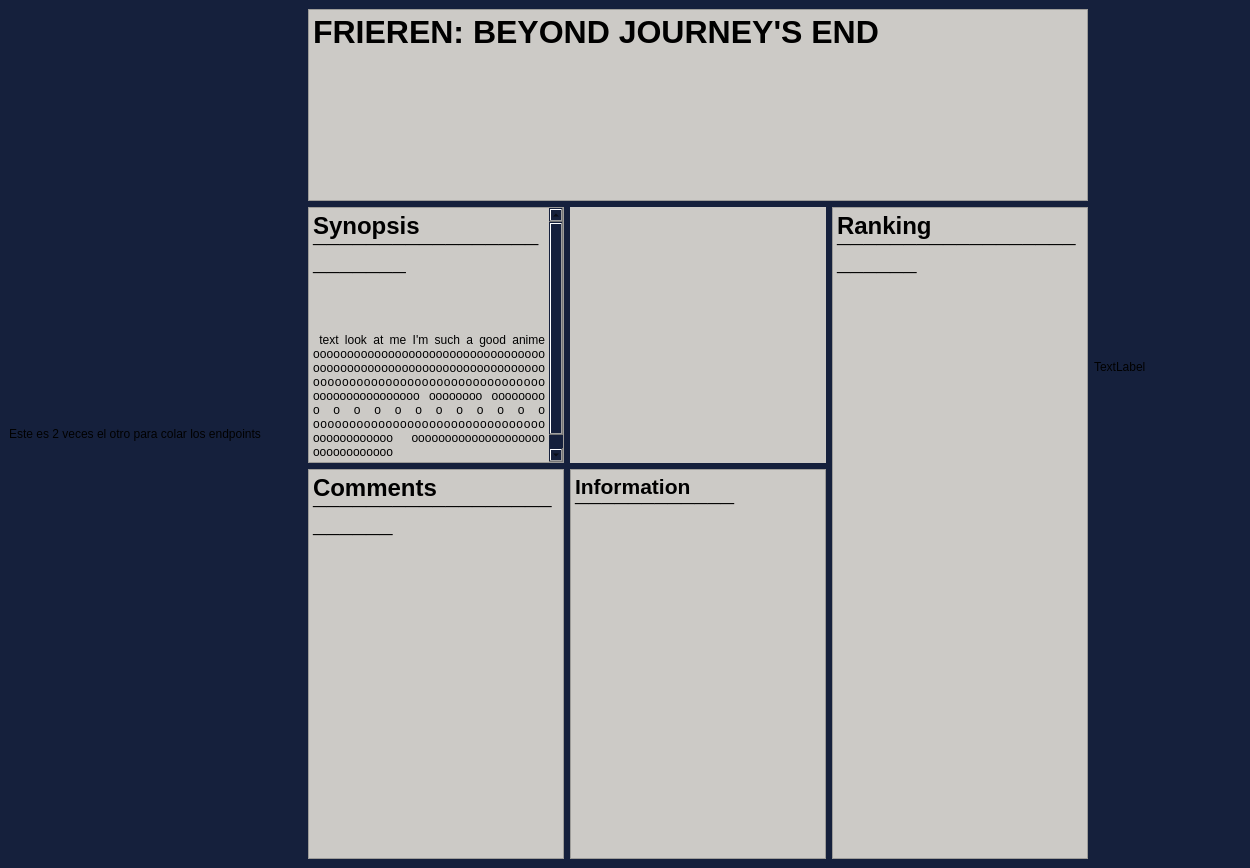
Old version of the form mangaPage.ui in the repository rmungar/PersistenciaDIN.
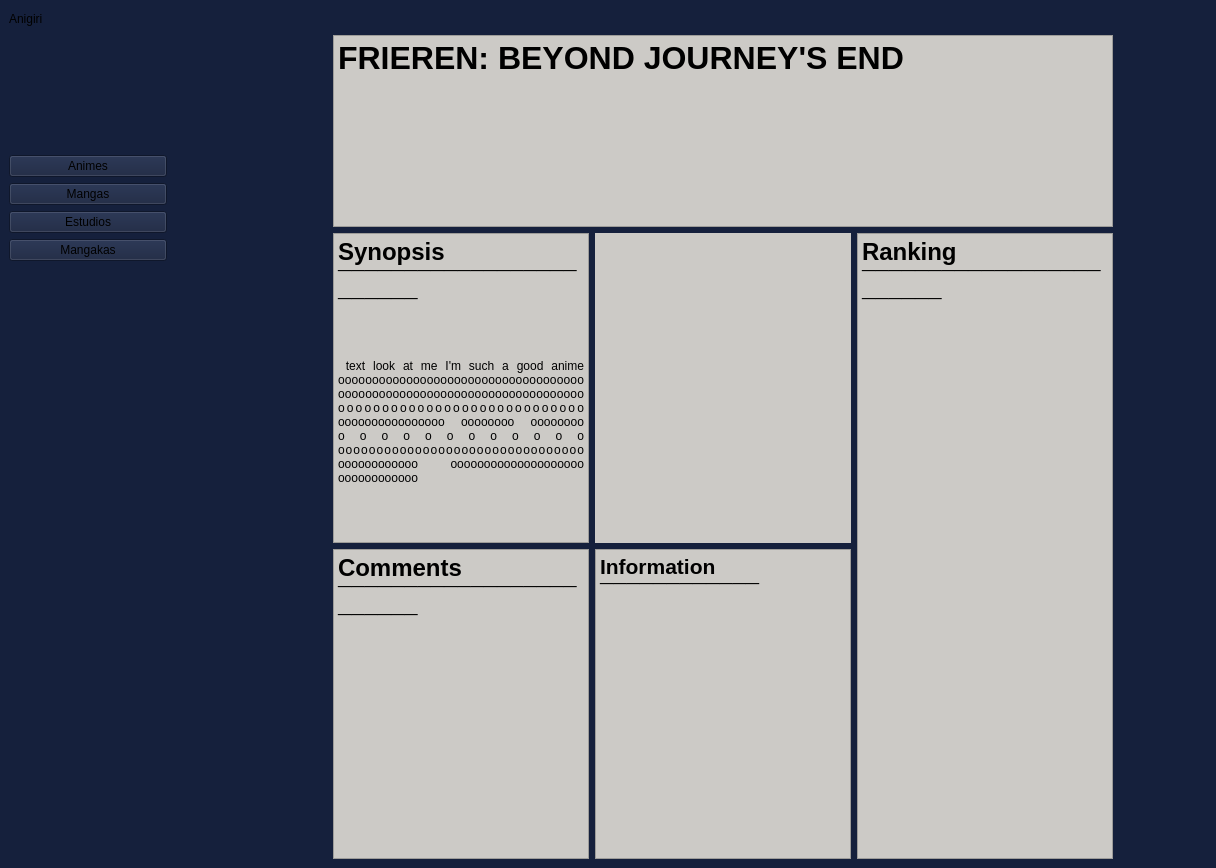
New version of the form. Icons and pictures are not drawn.

Patch:
```diff
--- a/mangaPage.ui
+++ b/mangaPage.ui
@@ -6,7 +6,7 @@
    <rect>
     <x>0</x>
     <y>0</y>
-    <width>1250</width>
+    <width>1216</width>
     <height>868</height>
    </rect>
   </property>
@@ -23,47 +23,221 @@
      <verstretch>0</verstretch>
     </sizepolicy>
    </property>
-   <layout class="QVBoxLayout" name="verticalLayout">
-    <item>
-     <layout class="QGridLayout" name="gridLayout_2" rowstretch="1,0,0,0,0,0" columnstretch="2,0,0,0,0,1">
-      <item row="3" column="2" rowspan="3" colspan="2">
-       <widget class="QTextEdit" name="information">
-        <property name="styleSheet">
-         <string notr="true">background-color: #cccac6</string>
+   <layout class="QGridLayout" name="gridLayout_4">
+    <item row="1" column="0" colspan="2">
+     <layout class="QGridLayout" name="gridEndpoints">
+      <item row="7" column="0">
+       <spacer name="verticalSpacer_4">
+        <property name="orientation">
+         <enum>Qt::Orientation::Vertical</enum>
         </property>
-        <property name="html">
-         <string>&lt;!DOCTYPE HTML PUBLIC &quot;-//W3C//DTD HTML 4.0//EN&quot; &quot;http://www.w3.org/TR/REC-html40/strict.dtd&quot;&gt;
-&lt;html&gt;&lt;head&gt;&lt;meta name=&quot;qrichtext&quot; content=&quot;1&quot; /&gt;&lt;meta charset=&quot;utf-8&quot; /&gt;&lt;style type=&quot;text/css&quot;&gt;
-p, li { white-space: pre-wrap; }
-hr { height: 1px; border-width: 0; }
-li.unchecked::marker { content: &quot;\2610&quot;; }
-li.checked::marker { content: &quot;\2612&quot;; }
-&lt;/style&gt;&lt;/head&gt;&lt;body style=&quot; font-family:'Segoe UI'; font-size:9pt; font-weight:400; font-style:normal;&quot;&gt;
-&lt;p style=&quot; margin-top:0px; margin-bottom:0px; margin-left:0px; margin-right:0px; -qt-block-indent:0; text-indent:0px;&quot;&gt;&lt;span style=&quot; font-size:16pt; font-weight:700;&quot;&gt;Information&lt;/span&gt;&lt;/p&gt;
-&lt;p style=&quot; margin-top:0px; margin-bottom:0px; margin-left:0px; margin-right:0px; -qt-block-indent:0; text-indent:0px;&quot;&gt;&lt;a name=&quot;post-title-t3_li8zpf&quot;&gt;&lt;/a&gt;&lt;span style=&quot; font-family:'-apple-system','BlinkMacSystemFont','Segoe UI','Roboto','Helvetica Neue','Arial','Apple Color Emoji','Segoe UI Emoji','Segoe UI Symbol','sans-serif'; font-size:xx-large; font-weight:600; color:#000000;&quot;&gt;¯&lt;/span&gt;&lt;span style=&quot; font-family:'-apple-system','BlinkMacSystemFont','Segoe UI','Roboto','Helvetica Neue','Arial','Apple Color Emoji','Segoe UI Emoji','Segoe UI Symbol','sans-serif'; font-size:xx-large; font-weight:600; color:#000000;&quot;&gt;¯¯¯¯¯¯¯¯¯¯¯&lt;/span&gt;&lt;/p&gt;
-&lt;p style=&quot;-qt-paragraph-type:empty; margin-top:0px; margin-bottom:0px; margin-left:0px; margin-right:0px; -qt-block-indent:0; text-indent:0px;&quot;&gt;&lt;br /&gt;&lt;/p&gt;&lt;/body&gt;&lt;/html&gt;</string>
+        <property name="sizeHint" stdset="0">
+         <size>
+          <width>20</width>
+          <height>40</height>
+         </size>
         </property>
+       </spacer>
+      </item>
+      <item row="5" column="1">
+       <spacer name="horizontalSpacer_7">
+        <property name="orientation">
+         <enum>Qt::Orientation::Horizontal</enum>
+        </property>
+        <property name="sizeHint" stdset="0">
+         <size>
+          <width>40</width>
+          <height>20</height>
+         </size>
+        </property>
+       </spacer>
+      </item>
+      <item row="5" column="3">
+       <spacer name="horizontalSpacer_5">
+        <property name="orientation">
+         <enum>Qt::Orientation::Horizontal</enum>
+        </property>
+        <property name="sizeHint" stdset="0">
+         <size>
+          <width>40</width>
+          <height>20</height>
+         </size>
+        </property>
+       </spacer>
+      </item>
+      <item row="5" column="5">
+       <spacer name="horizontalSpacer_4">
+        <property name="orientation">
+         <enum>Qt::Orientation::Horizontal</enum>
+        </property>
+        <property name="sizeHint" stdset="0">
+         <size>
+          <width>40</width>
+          <height>20</height>
+         </size>
+        </property>
+       </spacer>
+      </item>
+      <item row="0" column="0">
+       <spacer name="verticalSpacer_2">
+        <property name="orientation">
+         <enum>Qt::Orientation::Vertical</enum>
+        </property>
+        <property name="sizeHint" stdset="0">
+         <size>
+          <width>20</width>
+          <height>40</height>
+         </size>
+        </property>
+       </spacer>
+      </item>
+      <item row="5" column="6">
+       <spacer name="horizontalSpacer_6">
+        <property name="orientation">
+         <enum>Qt::Orientation::Horizontal</enum>
+        </property>
+        <property name="sizeHint" stdset="0">
+         <size>
+          <width>40</width>
+          <height>20</height>
+         </size>
+        </property>
+       </spacer>
+      </item>
+      <item row="5" column="7">
+       <spacer name="horizontalSpacer_3">
+        <property name="orientation">
+         <enum>Qt::Orientation::Horizontal</enum>
+        </property>
+        <property name="sizeHint" stdset="0">
+         <size>
+          <width>40</width>
+          <height>20</height>
+         </size>
+        </property>
+       </spacer>
+      </item>
+      <item row="8" column="0">
+       <spacer name="verticalSpacer_3">
+        <property name="orientation">
+         <enum>Qt::Orientation::Vertical</enum>
+        </property>
+        <property name="sizeHint" stdset="0">
+         <size>
+          <width>20</width>
+          <height>40</height>
+         </size>
+        </property>
+       </spacer>
+      </item>
+      <item row="5" column="0">
+       <spacer name="verticalSpacer_6">
+        <property name="orientation">
+         <enum>Qt::Orientation::Vertical</enum>
+        </property>
+        <property name="sizeHint" stdset="0">
+         <size>
+          <width>20</width>
+          <height>40</height>
+         </size>
+        </property>
+       </spacer>
+      </item>
+      <item row="5" column="4">
+       <spacer name="horizontalSpacer_8">
+        <property name="orientation">
+         <enum>Qt::Orientation::Horizontal</enum>
+        </property>
+        <property name="sizeHint" stdset="0">
+         <size>
+          <width>40</width>
+          <height>20</height>
+         </size>
+        </property>
+       </spacer>
+      </item>
+      <item row="9" column="0">
+       <spacer name="verticalSpacer">
+        <property name="orientation">
+         <enum>Qt::Orientation::Vertical</enum>
+        </property>
+        <property name="sizeHint" stdset="0">
+         <size>
+          <width>20</width>
+          <height>40</height>
+         </size>
+        </property>
+       </spacer>
+      </item>
+      <item row="6" column="0">
+       <spacer name="verticalSpacer_5">
+        <property name="orientation">
+         <enum>Qt::Orientation::Vertical</enum>
+        </property>
+        <property name="sizeHint" stdset="0">
+         <size>
+          <width>20</width>
+          <height>40</height>
+         </size>
+        </property>
+       </spacer>
+      </item>
+      <item row="5" column="2">
+       <spacer name="horizontalSpacer_9">
+        <property name="orientation">
+         <enum>Qt::Orientation::Horizontal</enum>
+        </property>
+        <property name="sizeHint" stdset="0">
+         <size>
+          <width>40</width>
+          <height>20</height>
+         </size>
+        </property>
+       </spacer>
+      </item>
+      <item row="1" column="0" colspan="4">
+       <widget class="QPushButton" name="animeAPI">
+        <property name="text">
+         <string>Animes</string>
+        </property>
        </widget>
       </item>
-      <item row="3" column="1" rowspan="3">
-       <widget class="QTextEdit" name="comments">
+      <item row="2" column="0" colspan="4">
+       <widget class="QPushButton" name="mangaAPI">
+        <property name="text">
+         <string>Mangas</string>
+        </property>
+       </widget>
+      </item>
+      <item row="3" column="0" colspan="4">
+       <widget class="QPushButton" name="pushButton_4">
+        <property name="text">
+         <string>Estudios</string>
+        </property>
+       </widget>
+      </item>
+      <item row="4" column="0" colspan="4">
+       <widget class="QPushButton" name="pushButton_3">
+        <property name="text">
+         <string>Mangakas</string>
+        </property>
+       </widget>
+      </item>
+     </layout>
+    </item>
+    <item row="1" column="2">
+     <layout class="QGridLayout" name="gridContenido" rowstretch="1,0,0" columnstretch="0,0,0,0">
+      <item row="1" column="1">
+       <widget class="QLabel" name="placeholderimage">
         <property name="styleSheet">
          <string notr="true">background-color: #cccac6</string>
         </property>
-        <property name="html">
-         <string>&lt;!DOCTYPE HTML PUBLIC &quot;-//W3C//DTD HTML 4.0//EN&quot; &quot;http://www.w3.org/TR/REC-html40/strict.dtd&quot;&gt;
-&lt;html&gt;&lt;head&gt;&lt;meta name=&quot;qrichtext&quot; content=&quot;1&quot; /&gt;&lt;meta charset=&quot;utf-8&quot; /&gt;&lt;style type=&quot;text/css&quot;&gt;
-p, li { white-space: pre-wrap; }
-hr { height: 1px; border-width: 0; }
-li.unchecked::marker { content: &quot;\2610&quot;; }
-li.checked::marker { content: &quot;\2612&quot;; }
-&lt;/style&gt;&lt;/head&gt;&lt;body style=&quot; font-family:'Segoe UI'; font-size:9pt; font-weight:400; font-style:normal;&quot;&gt;
-&lt;p style=&quot; margin-top:0px; margin-bottom:0px; margin-left:0px; margin-right:0px; -qt-block-indent:0; text-indent:0px;&quot;&gt;&lt;span style=&quot; font-size:18pt; font-weight:700;&quot;&gt;Comments&lt;/span&gt;&lt;/p&gt;
-&lt;p style=&quot; margin-top:0px; margin-bottom:0px; margin-left:0px; margin-right:0px; -qt-block-indent:0; text-indent:0px;&quot;&gt;&lt;a name=&quot;post-title-t3_li8zpf&quot;&gt;&lt;/a&gt;&lt;span style=&quot; font-family:'-apple-system','BlinkMacSystemFont','Segoe UI','Roboto','Helvetica Neue','Arial','Apple Color Emoji','Segoe UI Emoji','Segoe UI Symbol','sans-serif'; font-size:xx-large; font-weight:600; color:#000000;&quot;&gt;¯&lt;/span&gt;&lt;span style=&quot; font-family:'-apple-system','BlinkMacSystemFont','Segoe UI','Roboto','Helvetica Neue','Arial','Apple Color Emoji','Segoe UI Emoji','Segoe UI Symbol','sans-serif'; font-size:xx-large; font-weight:600; color:#000000;&quot;&gt;¯¯¯¯¯¯¯¯¯¯¯¯&lt;/span&gt;&lt;a name=&quot;post-title-t3_li8zpf&quot;&gt;&lt;/a&gt;&lt;span style=&quot; font-family:'-apple-system','BlinkMacSystemFont','Segoe UI','Roboto','Helvetica Neue','Arial','Apple Color Emoji','Segoe UI Emoji','Segoe UI Symbol','sans-serif'; font-size:xx-large; font-weight:600; color:#000000;&quot;&gt;¯&lt;/span&gt;&lt;span style=&quot; font-family:'-apple-system','BlinkMacSystemFont','Segoe UI','Roboto','Helvetica Neue','Arial','Apple Color Emoji','Segoe UI Emoji','Segoe UI Symbol','sans-serif'; font-size:xx-large; font-weight:600; color:#000000;&quot;&gt;¯¯¯¯¯¯¯¯¯¯&lt;/span&gt;&lt;/p&gt;&lt;/body&gt;&lt;/html&gt;</string>
+        <property name="text">
+         <string/>
         </property>
        </widget>
       </item>
-      <item row="0" column="1" colspan="4">
+      <item row="0" column="0" colspan="3">
        <widget class="QTextEdit" name="title">
         <property name="enabled">
          <bool>true</bool>
@@ -92,14 +266,57 @@
         </property>
        </widget>
       </item>
-      <item row="0" column="5" rowspan="5">
-       <widget class="QLabel" name="label_2">
-        <property name="text">
-         <string>TextLabel</string>
+      <item row="1" column="3">
+       <spacer name="horizontalSpacer_2">
+        <property name="orientation">
+         <enum>Qt::Orientation::Horizontal</enum>
         </property>
+        <property name="sizeHint" stdset="0">
+         <size>
+          <width>40</width>
+          <height>20</height>
+         </size>
+        </property>
+       </spacer>
+      </item>
+      <item row="1" column="2" rowspan="2">
+       <widget class="QTextEdit" name="ranking">
+        <property name="styleSheet">
+         <string notr="true">background-color: #cccac6</string>
+        </property>
+        <property name="html">
+         <string>&lt;!DOCTYPE HTML PUBLIC &quot;-//W3C//DTD HTML 4.0//EN&quot; &quot;http://www.w3.org/TR/REC-html40/strict.dtd&quot;&gt;
+&lt;html&gt;&lt;head&gt;&lt;meta name=&quot;qrichtext&quot; content=&quot;1&quot; /&gt;&lt;meta charset=&quot;utf-8&quot; /&gt;&lt;style type=&quot;text/css&quot;&gt;
+p, li { white-space: pre-wrap; }
+hr { height: 1px; border-width: 0; }
+li.unchecked::marker { content: &quot;\2610&quot;; }
+li.checked::marker { content: &quot;\2612&quot;; }
+&lt;/style&gt;&lt;/head&gt;&lt;body style=&quot; font-family:'Segoe UI'; font-size:9pt; font-weight:400; font-style:normal;&quot;&gt;
+&lt;p style=&quot; margin-top:0px; margin-bottom:0px; margin-left:0px; margin-right:0px; -qt-block-indent:0; text-indent:0px;&quot;&gt;&lt;span style=&quot; font-size:18pt; font-weight:700;&quot;&gt;Ranking&lt;/span&gt;&lt;/p&gt;
+&lt;p style=&quot; margin-top:0px; margin-bottom:0px; margin-left:0px; margin-right:0px; -qt-block-indent:0; text-indent:0px;&quot;&gt;&lt;a name=&quot;post-title-t3_li8zpf&quot;&gt;&lt;/a&gt;&lt;span style=&quot; font-family:'-apple-system','BlinkMacSystemFont','Segoe UI','Roboto','Helvetica Neue','Arial','Apple Color Emoji','Segoe UI Emoji','Segoe UI Symbol','sans-serif'; font-size:xx-large; font-weight:600; color:#000000;&quot;&gt;¯&lt;/span&gt;&lt;span style=&quot; font-family:'-apple-system','BlinkMacSystemFont','Segoe UI','Roboto','Helvetica Neue','Arial','Apple Color Emoji','Segoe UI Emoji','Segoe UI Symbol','sans-serif'; font-size:xx-large; font-weight:600; color:#000000;&quot;&gt;¯¯¯¯¯¯¯¯¯¯¯¯&lt;/span&gt;&lt;a name=&quot;post-title-t3_li8zpf&quot;&gt;&lt;/a&gt;&lt;span style=&quot; font-family:'-apple-system','BlinkMacSystemFont','Segoe UI','Roboto','Helvetica Neue','Arial','Apple Color Emoji','Segoe UI Emoji','Segoe UI Symbol','sans-serif'; font-size:xx-large; font-weight:600; color:#000000;&quot;&gt;¯&lt;/span&gt;&lt;span style=&quot; font-family:'-apple-system','BlinkMacSystemFont','Segoe UI','Roboto','Helvetica Neue','Arial','Apple Color Emoji','Segoe UI Emoji','Segoe UI Symbol','sans-serif'; font-size:xx-large; font-weight:600; color:#000000;&quot;&gt;¯¯¯¯¯¯¯¯¯¯&lt;/span&gt;&lt;/p&gt;&lt;/body&gt;&lt;/html&gt;</string>
+        </property>
        </widget>
       </item>
-      <item row="1" column="1" rowspan="2">
+      <item row="2" column="1">
+       <widget class="QTextEdit" name="information">
+        <property name="styleSheet">
+         <string notr="true">background-color: #cccac6</string>
+        </property>
+        <property name="html">
+         <string>&lt;!DOCTYPE HTML PUBLIC &quot;-//W3C//DTD HTML 4.0//EN&quot; &quot;http://www.w3.org/TR/REC-html40/strict.dtd&quot;&gt;
+&lt;html&gt;&lt;head&gt;&lt;meta name=&quot;qrichtext&quot; content=&quot;1&quot; /&gt;&lt;meta charset=&quot;utf-8&quot; /&gt;&lt;style type=&quot;text/css&quot;&gt;
+p, li { white-space: pre-wrap; }
+hr { height: 1px; border-width: 0; }
+li.unchecked::marker { content: &quot;\2610&quot;; }
+li.checked::marker { content: &quot;\2612&quot;; }
+&lt;/style&gt;&lt;/head&gt;&lt;body style=&quot; font-family:'Segoe UI'; font-size:9pt; font-weight:400; font-style:normal;&quot;&gt;
+&lt;p style=&quot; margin-top:0px; margin-bottom:0px; margin-left:0px; margin-right:0px; -qt-block-indent:0; text-indent:0px;&quot;&gt;&lt;span style=&quot; font-size:16pt; font-weight:700;&quot;&gt;Information&lt;/span&gt;&lt;/p&gt;
+&lt;p style=&quot; margin-top:0px; margin-bottom:0px; margin-left:0px; margin-right:0px; -qt-block-indent:0; text-indent:0px;&quot;&gt;&lt;a name=&quot;post-title-t3_li8zpf&quot;&gt;&lt;/a&gt;&lt;span style=&quot; font-family:'-apple-system','BlinkMacSystemFont','Segoe UI','Roboto','Helvetica Neue','Arial','Apple Color Emoji','Segoe UI Emoji','Segoe UI Symbol','sans-serif'; font-size:xx-large; font-weight:600; color:#000000;&quot;&gt;¯&lt;/span&gt;&lt;span style=&quot; font-family:'-apple-system','BlinkMacSystemFont','Segoe UI','Roboto','Helvetica Neue','Arial','Apple Color Emoji','Segoe UI Emoji','Segoe UI Symbol','sans-serif'; font-size:xx-large; font-weight:600; color:#000000;&quot;&gt;¯¯¯¯¯¯¯¯¯¯¯&lt;/span&gt;&lt;/p&gt;
+&lt;p style=&quot;-qt-paragraph-type:empty; margin-top:0px; margin-bottom:0px; margin-left:0px; margin-right:0px; -qt-block-indent:0; text-indent:0px;&quot;&gt;&lt;br /&gt;&lt;/p&gt;&lt;/body&gt;&lt;/html&gt;</string>
+        </property>
+       </widget>
+      </item>
+      <item row="1" column="0">
        <widget class="QTextEdit" name="synopsisvalue">
         <property name="styleSheet">
          <string notr="true">background-color: #cccac6</string>
@@ -120,8 +337,8 @@
         </property>
        </widget>
       </item>
-      <item row="1" column="4" rowspan="5">
-       <widget class="QTextEdit" name="ranking">
+      <item row="2" column="0">
+       <widget class="QTextEdit" name="comments">
         <property name="styleSheet">
          <string notr="true">background-color: #cccac6</string>
         </property>
@@ -133,36 +350,36 @@
 li.unchecked::marker { content: &quot;\2610&quot;; }
 li.checked::marker { content: &quot;\2612&quot;; }
 &lt;/style&gt;&lt;/head&gt;&lt;body style=&quot; font-family:'Segoe UI'; font-size:9pt; font-weight:400; font-style:normal;&quot;&gt;
-&lt;p style=&quot; margin-top:0px; margin-bottom:0px; margin-left:0px; margin-right:0px; -qt-block-indent:0; text-indent:0px;&quot;&gt;&lt;span style=&quot; font-size:18pt; font-weight:700;&quot;&gt;Ranking&lt;/span&gt;&lt;/p&gt;
+&lt;p style=&quot; margin-top:0px; margin-bottom:0px; margin-left:0px; margin-right:0px; -qt-block-indent:0; text-indent:0px;&quot;&gt;&lt;span style=&quot; font-size:18pt; font-weight:700;&quot;&gt;Comments&lt;/span&gt;&lt;/p&gt;
 &lt;p style=&quot; margin-top:0px; margin-bottom:0px; margin-left:0px; margin-right:0px; -qt-block-indent:0; text-indent:0px;&quot;&gt;&lt;a name=&quot;post-title-t3_li8zpf&quot;&gt;&lt;/a&gt;&lt;span style=&quot; font-family:'-apple-system','BlinkMacSystemFont','Segoe UI','Roboto','Helvetica Neue','Arial','Apple Color Emoji','Segoe UI Emoji','Segoe UI Symbol','sans-serif'; font-size:xx-large; font-weight:600; color:#000000;&quot;&gt;¯&lt;/span&gt;&lt;span style=&quot; font-family:'-apple-system','BlinkMacSystemFont','Segoe UI','Roboto','Helvetica Neue','Arial','Apple Color Emoji','Segoe UI Emoji','Segoe UI Symbol','sans-serif'; font-size:xx-large; font-weight:600; color:#000000;&quot;&gt;¯¯¯¯¯¯¯¯¯¯¯¯&lt;/span&gt;&lt;a name=&quot;post-title-t3_li8zpf&quot;&gt;&lt;/a&gt;&lt;span style=&quot; font-family:'-apple-system','BlinkMacSystemFont','Segoe UI','Roboto','Helvetica Neue','Arial','Apple Color Emoji','Segoe UI Emoji','Segoe UI Symbol','sans-serif'; font-size:xx-large; font-weight:600; color:#000000;&quot;&gt;¯&lt;/span&gt;&lt;span style=&quot; font-family:'-apple-system','BlinkMacSystemFont','Segoe UI','Roboto','Helvetica Neue','Arial','Apple Color Emoji','Segoe UI Emoji','Segoe UI Symbol','sans-serif'; font-size:xx-large; font-weight:600; color:#000000;&quot;&gt;¯¯¯¯¯¯¯¯¯¯&lt;/span&gt;&lt;/p&gt;&lt;/body&gt;&lt;/html&gt;</string>
         </property>
        </widget>
       </item>
-      <item row="1" column="2" rowspan="2" colspan="2">
-       <widget class="QLabel" name="placeholderimage">
-        <property name="styleSheet">
-         <string notr="true">background-color: #cccac6</string>
-        </property>
-        <property name="text">
-         <string/>
-        </property>
-        <property name="pixmap">
-         <pixmap>C:/Users/kynrh/Downloads/frierenmanga2.png</pixmap>
-        </property>
-        <property name="scaledContents">
-         <bool>true</bool>
-        </property>
-       </widget>
-      </item>
-      <item row="0" column="0" rowspan="6">
-       <widget class="QLabel" name="label">
-        <property name="text">
-         <string>Este es 2 veces el otro para colar los endpoints</string>
-        </property>
-       </widget>
-      </item>
      </layout>
     </item>
+    <item row="0" column="2">
+     <spacer name="horizontalSpacer">
+      <property name="orientation">
+       <enum>Qt::Orientation::Horizontal</enum>
+      </property>
+      <property name="sizeHint" stdset="0">
+       <size>
+        <width>40</width>
+        <height>20</height>
+       </size>
+      </property>
+     </spacer>
+    </item>
+    <item row="0" column="0" colspan="2">
+     <widget class="QLabel" name="label">
+      <property name="styleSheet">
+       <string notr="true">font: 24pt &quot;Pinky Show&quot;;</string>
+      </property>
+      <property name="text">
+       <string>&lt;html&gt;&lt;head/&gt;&lt;body&gt;&lt;p&gt;Anigiri&lt;/p&gt;&lt;/body&gt;&lt;/html&gt;</string>
+      </property>
+     </widget>
+    </item>
    </layout>
   </widget>
  </widget>
```
Left out of the diff: 8 changed lines with no effect on the pictures.
